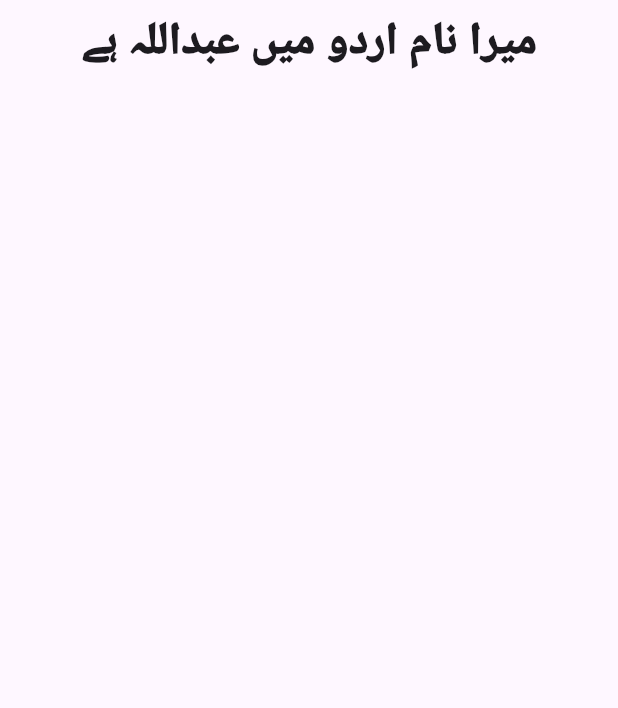
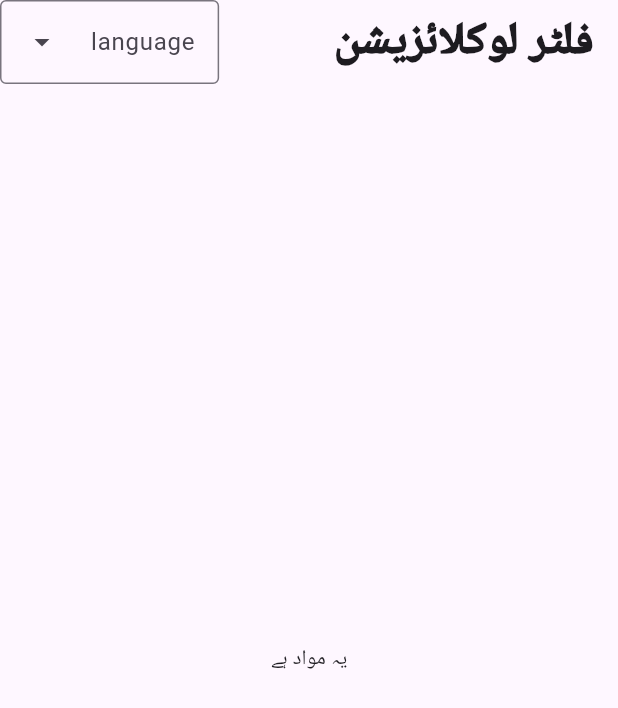
Before and after one commit to Abdullah6445/Localization, a Flutter app: the screen it shows after launch, on a phone screen of 412 x 824 dp. Shown: the top 708 px of the screen. Run offline on Flutter 3.47's test engine with Material 3 defaults, Android fonts, the phone set to English and light mode, and no system bars; our stand-ins replace easy_localization.

Commit message:
some content via localization

```diff
--- a/assets/translations/en-US.json
+++ b/assets/translations/en-US.json
@@ -1,3 +1,8 @@
 {
-  "my_name" : "my name is abdullah"
+  "my_name" : "my name is abdullah",
+  "app_bar_title" : "Flutter Localization",
+  "language_text" : "language",
+  "content_text": "this is content"
+
+
 }
--- a/assets/translations/ur-PK.json
+++ b/assets/translations/ur-PK.json
@@ -1,3 +1,10 @@
 {
-  "my_name" : "میرا نام اردو میں عبداللہ ہے"
+  "my_name" : "میرا نام اردو میں عبداللہ ہے",
+  "app_bar_title" : "فلٹر لوکلائزیشن",
+  "language_text" : "language",
+
+  "content_text" :"یہ مواد ہے"
+
+
+
 }
--- a/lib/main.dart
+++ b/lib/main.dart
@@ -5,8 +5,6 @@
   WidgetsFlutterBinding.ensureInitialized();
   await EasyLocalization.ensureInitialized();
 
-  // final webRouter = MyRouter();
-  // final mobileRouter = getMobileRoutes();
   runApp(
     EasyLocalization(
         supportedLocales: const [
@@ -17,26 +15,29 @@
         fallbackLocale: const Locale('en', 'US'),
         saveLocale: false,
         startLocale: Locale('ur', 'PK'),
-        child: const MyApp()),
+        child: MyApp()),
   );
 }
 
 class MyApp extends StatelessWidget {
-  const MyApp({super.key});
+  MyApp({
+    super.key,
+  });
 
-  // This widget is the root of your application.
   @override
   Widget build(BuildContext context) {
     return MaterialApp(
+      debugShowCheckedModeBanner: false,
       localizationsDelegates: context.localizationDelegates,
       supportedLocales: context.supportedLocales,
       locale: context.locale,
-        home: const LocalizationPage());
+      home: LocalizationPage(),
+    );
   }
 }
 
 class LocalizationPage extends StatefulWidget {
-  const LocalizationPage({
+  LocalizationPage({
     super.key,
   });
 
@@ -45,15 +46,39 @@
 }
 
 class _LocalizationPageState extends State<LocalizationPage> {
+  int? data;
+
   @override
   Widget build(BuildContext context) {
     return Scaffold(
       appBar: AppBar(
-        title: Center(
-          child: const Text("my_name",
+        title: Text("app_bar_title",
                 style: TextStyle(fontWeight: FontWeight.w900, fontSize: 30))
             .tr(),
+        actions: [
+          DropdownMenu(
+            hintText: "language_text".tr(),
+            dropdownMenuEntries: [
+              DropdownMenuEntry(value: 1, label: "urdu"),
+              DropdownMenuEntry(value: 2, label: "english"),
+            ],
+            onSelected: (value) async {
+              data = value;
+              debugPrint("selected " + data.toString());
+
+              if (data == 1) {
+                await context.setLocale(Locale('ur', 'PK'));
+                debugPrint("Urdu selected");
+              } else if (data == 2) {
+                await context.setLocale(Locale('en', 'US'));
+                debugPrint("English selected");
+              }
+            },
           ),
+        ],
+      ),
+      body: Center(
+        child: Text("content_text").tr(), // Example content text
       ),
     );
   }
```
Lines whose indentation alone changed are shown as unchanged.
